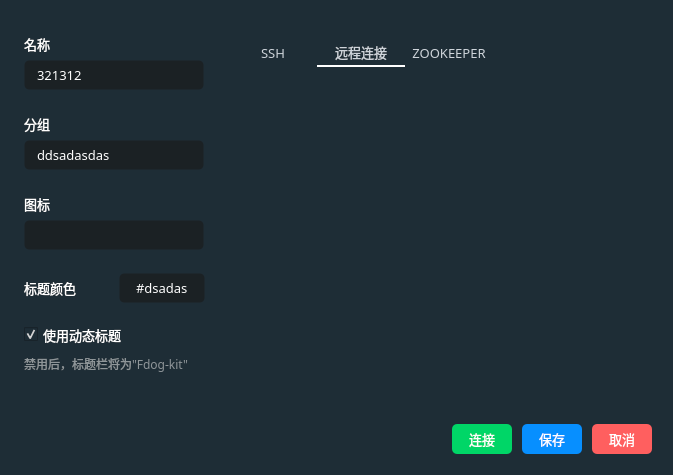
HuaGouFdog/Fdog-Kit, file createconnect.ui: the form before one commit.
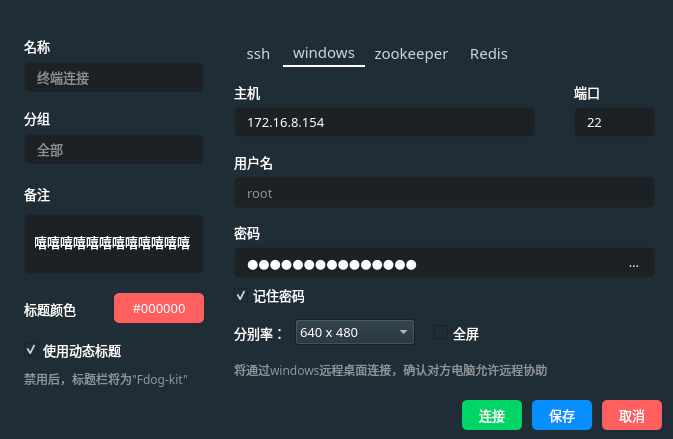
The form after the commit. The open tabs and pages were chosen to show the change. Icons and pictures are not drawn.

```diff
--- a/createconnect.ui
+++ b/createconnect.ui
@@ -7,7 +7,7 @@
     <x>0</x>
     <y>0</y>
     <width>673</width>
-    <height>475</height>
+    <height>439</height>
    </rect>
   </property>
   <property name="sizePolicy">
@@ -19,13 +19,13 @@
   <property name="minimumSize">
    <size>
     <width>673</width>
-    <height>475</height>
+    <height>430</height>
    </size>
   </property>
   <property name="maximumSize">
    <size>
-    <width>673</width>
-    <height>475</height>
+    <width>16777215</width>
+    <height>16777215</height>
    </size>
   </property>
   <property name="font">
@@ -558,9 +558,9 @@
    <property name="geometry">
     <rect>
      <x>0</x>
-     <y>390</y>
-     <width>691</width>
-     <height>81</height>
+     <y>400</y>
+     <width>701</width>
+     <height>31</height>
     </rect>
    </property>
    <property name="styleSheet">
@@ -575,13 +575,13 @@
      <number>9</number>
     </property>
     <property name="topMargin">
-     <number>20</number>
+     <number>0</number>
     </property>
     <property name="rightMargin">
      <number>9</number>
     </property>
     <property name="bottomMargin">
-     <number>3</number>
+     <number>0</number>
     </property>
     <item>
      <spacer name="widget_bottom_horizontalSpacer_left">
@@ -769,12 +769,12 @@
      <x>0</x>
      <y>0</y>
      <width>681</width>
-     <height>410</height>
+     <height>391</height>
     </rect>
    </property>
    <layout class="QHBoxLayout" name="horizontalLayout_6">
     <property name="spacing">
-     <number>15</number>
+     <number>20</number>
     </property>
     <property name="leftMargin">
      <number>15</number>
@@ -801,7 +801,7 @@
       </property>
       <layout class="QVBoxLayout" name="verticalLayout_3">
        <property name="spacing">
-        <number>20</number>
+        <number>10</number>
        </property>
        <property name="leftMargin">
         <number>9</number>
@@ -812,6 +812,9 @@
        <property name="rightMargin">
         <number>1</number>
        </property>
+       <property name="bottomMargin">
+        <number>0</number>
+       </property>
        <item>
         <widget class="QWidget" name="verticalWidget" native="true">
          <property name="minimumSize">
@@ -898,10 +901,13 @@
 padding-right:10px;</string>
             </property>
             <property name="text">
-             <string>321312</string>
+             <string/>
             </property>
             <property name="cursorPosition">
-             <number>6</number>
+             <number>0</number>
+            </property>
+            <property name="placeholderText">
+             <string>终端连接</string>
             </property>
            </widget>
           </item>
@@ -994,7 +1000,10 @@
 padding-right:10px;</string>
             </property>
             <property name="text">
-             <string>ddsadasdas</string>
+             <string/>
+            </property>
+            <property name="placeholderText">
+             <string>全部</string>
             </property>
            </widget>
           </item>
@@ -1006,13 +1015,13 @@
          <property name="minimumSize">
           <size>
            <width>180</width>
-           <height>60</height>
+           <height>100</height>
           </size>
          </property>
          <property name="maximumSize">
           <size>
            <width>180</width>
-           <height>60</height>
+           <height>100</height>
           </size>
          </property>
          <property name="styleSheet">
@@ -1055,7 +1064,7 @@
              </font>
             </property>
             <property name="text">
-             <string>图标</string>
+             <string>备注</string>
             </property>
            </widget>
           </item>
@@ -1064,13 +1073,13 @@
             <property name="minimumSize">
              <size>
               <width>0</width>
-              <height>30</height>
+              <height>60</height>
              </size>
             </property>
             <property name="maximumSize">
              <size>
               <width>16777215</width>
-              <height>30</height>
+              <height>60</height>
              </size>
             </property>
             <property name="font">
@@ -1084,14 +1093,16 @@
 border: 1px solid rgba(255, 255, 255, 0);
 border-radius: 5px;
 padding-left:10px;
-padding-right:10px;
-</string>
+padding-right:10px;</string>
             </property>
             <property name="text">
-             <string/>
+             <string>嘻嘻嘻嘻嘻嘻嘻嘻嘻嘻嘻嘻嘻</string>
             </property>
-            <property name="cursorPosition">
-             <number>0</number>
+            <property name="alignment">
+             <set>Qt::AlignLeading|Qt::AlignLeft|Qt::AlignVCenter</set>
+            </property>
+            <property name="placeholderText">
+             <string>全部</string>
             </property>
            </widget>
           </item>
@@ -1099,7 +1110,7 @@
         </widget>
        </item>
        <item>
-        <widget class="QWidget" name="horizontalWidget" native="true">
+        <widget class="QWidget" name="widget_color" native="true">
          <property name="minimumSize">
           <size>
            <width>200</width>
@@ -1132,13 +1143,13 @@
            <widget class="QLabel" name="label_color">
             <property name="minimumSize">
              <size>
-              <width>90</width>
+              <width>85</width>
               <height>0</height>
              </size>
             </property>
             <property name="maximumSize">
              <size>
-              <width>90</width>
+              <width>85</width>
               <height>16777215</height>
              </size>
             </property>
@@ -1154,16 +1165,22 @@
            </widget>
           </item>
           <item>
-           <widget class="QLineEdit" name="lineEdit_color_data">
+           <widget class="QToolButton" name="widget_color_toolButton_color_data">
+            <property name="sizePolicy">
+             <sizepolicy hsizetype="Expanding" vsizetype="Expanding">
+              <horstretch>0</horstretch>
+              <verstretch>0</verstretch>
+             </sizepolicy>
+            </property>
             <property name="minimumSize">
              <size>
-              <width>86</width>
+              <width>90</width>
               <height>30</height>
              </size>
             </property>
             <property name="maximumSize">
              <size>
-              <width>86</width>
+              <width>90</width>
               <height>30</height>
              </size>
             </property>
@@ -1171,20 +1188,28 @@
              <font>
               <family>OPPOSans B</family>
               <pointsize>10</pointsize>
+              <stylestrategy>PreferAntialias</stylestrategy>
              </font>
             </property>
             <property name="styleSheet">
-             <string notr="true">background-color: rgb(25, 25, 25, 155);
-border: 1px solid rgba(255, 255, 255, 0);
-border-radius: 5px;
-padding-left:10px;
-padding-right:10px;</string>
+             <string notr="true">QToolButton {
+	color: rgb(255, 255, 255);
+	background-color: rgb(255, 95, 95);
+	border-radius: 5px;
+}
+
+QToolButton::menu-indicator { 
+	image: None;
+}
+
+ 
+QToolButton:hover {
+	color: rgb(255, 255, 255);
+	background-color: rgb(255, 95, 95);
+}</string>
             </property>
             <property name="text">
-             <string>#dsadas</string>
-            </property>
-            <property name="alignment">
-             <set>Qt::AlignCenter</set>
+             <string>#000000</string>
             </property>
            </widget>
           </item>
@@ -1288,25 +1313,15 @@
          </layout>
         </widget>
        </item>
-       <item>
-        <spacer name="verticalSpacer">
-         <property name="orientation">
-          <enum>Qt::Vertical</enum>
-         </property>
-         <property name="sizeHint" stdset="0">
-          <size>
-           <width>20</width>
-           <height>40</height>
-          </size>
-         </property>
-        </spacer>
-       </item>
       </layout>
      </widget>
     </item>
     <item>
      <widget class="QWidget" name="widget_body_right" native="true">
       <layout class="QVBoxLayout" name="verticalLayout_4">
+       <property name="bottomMargin">
+        <number>0</number>
+       </property>
        <item>
         <widget class="QTabWidget" name="tabWidget">
          <property name="font">
@@ -1339,11 +1354,11 @@
 QTabBar::tab{
     background-color: rgb(108, 117, 125, 0);
 	/*font-family:Consolas; */   /*设置tab中的文本的字体*/
-	font-size:10pt;
+	font-size:11pt;
 	color:#ced4da;    /*设置tab中的文本的颜色*/
 	border-top-left-radius: 5px;    /*设置tab的边框的圆角（左上圆角）*/
 	border-top-right-radius: 5px;    /*设置tab的边框的圆角（右上圆角）*/
-	width:80px;
+	/*width:80px;*/
 	padding: 4px;
 	margin-right:0px;
 	margin-left: 0px;
@@ -1387,11 +1402,14 @@
 }</string>
          </property>
          <property name="currentIndex">
-          <number>0</number>
+          <number>1</number>
+         </property>
+         <property name="tabBarAutoHide">
+          <bool>false</bool>
          </property>
          <widget class="QWidget" name="tab">
           <attribute name="title">
-           <string>SSH</string>
+           <string>   ssh   </string>
           </attribute>
           <widget class="QLineEdit" name="lineEdit_host_ssh_data">
            <property name="geometry">
@@ -1923,12 +1941,631 @@
          </widget>
          <widget class="QWidget" name="tab_2">
           <attribute name="title">
-           <string>远程连接</string>
+           <string>   windows   </string>
           </attribute>
+          <widget class="QLineEdit" name="lineEdit_port_ssh_data_3">
+           <property name="geometry">
+            <rect>
+             <x>340</x>
+             <y>40</y>
+             <width>81</width>
+             <height>30</height>
+            </rect>
+           </property>
+           <property name="minimumSize">
+            <size>
+             <width>0</width>
+             <height>30</height>
+            </size>
+           </property>
+           <property name="font">
+            <font>
+             <family>OPPOSans B</family>
+             <pointsize>10</pointsize>
+            </font>
+           </property>
+           <property name="styleSheet">
+            <string notr="true">background-color: rgb(25, 25, 25, 155);
+border: 1px solid rgba(255, 255, 255, 0);
+border-radius: 5px;
+padding-left:10px;
+padding-right:10px;</string>
+           </property>
+           <property name="text">
+            <string>22</string>
+           </property>
+           <property name="placeholderText">
+            <string>22</string>
+           </property>
+          </widget>
+          <widget class="QLabel" name="label_port_ssh_3">
+           <property name="geometry">
+            <rect>
+             <x>340</x>
+             <y>10</y>
+             <width>39</width>
+             <height>30</height>
+            </rect>
+           </property>
+           <property name="font">
+            <font>
+             <family>OPPOSans B</family>
+             <pointsize>10</pointsize>
+            </font>
+           </property>
+           <property name="text">
+            <string>端口</string>
+           </property>
+          </widget>
+          <widget class="QLineEdit" name="lineEdit_host_ssh_data_3">
+           <property name="geometry">
+            <rect>
+             <x>0</x>
+             <y>40</y>
+             <width>301</width>
+             <height>30</height>
+            </rect>
+           </property>
+           <property name="minimumSize">
+            <size>
+             <width>0</width>
+             <height>30</height>
+            </size>
+           </property>
+           <property name="font">
+            <font>
+             <family>OPPOSans B</family>
+             <pointsize>10</pointsize>
+            </font>
+           </property>
+           <property name="styleSheet">
+            <string notr="true">background-color: rgb(25, 25, 25, 155);
+border: 1px solid rgba(255, 255, 255, 0);
+border-radius: 5px;
+padding-left:10px;
+padding-right:10px;</string>
+           </property>
+           <property name="text">
+            <string>172.16.8.154</string>
+           </property>
+           <property name="placeholderText">
+            <string>127.0.0.1</string>
+           </property>
+          </widget>
+          <widget class="QLabel" name="label_host_ssh_3">
+           <property name="geometry">
+            <rect>
+             <x>0</x>
+             <y>10</y>
+             <width>39</width>
+             <height>30</height>
+            </rect>
+           </property>
+           <property name="font">
+            <font>
+             <family>OPPOSans B</family>
+             <pointsize>10</pointsize>
+            </font>
+           </property>
+           <property name="text">
+            <string>主机</string>
+           </property>
+          </widget>
+          <widget class="QToolButton" name="tab_passowrd_toolButton_show_2">
+           <property name="geometry">
+            <rect>
+             <x>380</x>
+             <y>180</y>
+             <width>40</width>
+             <height>30</height>
+            </rect>
+           </property>
+           <property name="sizePolicy">
+            <sizepolicy hsizetype="Expanding" vsizetype="Expanding">
+             <horstretch>0</horstretch>
+             <verstretch>0</verstretch>
+            </sizepolicy>
+           </property>
+           <property name="minimumSize">
+            <size>
+             <width>30</width>
+             <height>30</height>
+            </size>
+           </property>
+           <property name="maximumSize">
+            <size>
+             <width>40</width>
+             <height>30</height>
+            </size>
+           </property>
+           <property name="font">
+            <font>
+             <family>OPPOSans B</family>
+             <pointsize>10</pointsize>
+             <stylestrategy>PreferAntialias</stylestrategy>
+            </font>
+           </property>
+           <property name="styleSheet">
+            <string notr="true">QToolButton {
+background-color: rgba(25, 25, 25,0);
+border: 1px solid rgba(255, 255, 255, 0);
+border-radius: 5px;
+padding-left:10px;
+padding-right:10px;
+}
+
+QToolButton::menu-indicator { 
+	image: None;
+}
+
+ 
+QToolButton:hover {
+background-color: rgba(25, 25, 25,0);
+border: 1px solid rgba(255, 255, 255, 0);
+border-radius: 5px;
+padding-left:10px;
+padding-right:10px;
+}</string>
+           </property>
+           <property name="text">
+            <string>取消</string>
+           </property>
+           <property name="icon">
+            <iconset resource="lib.qrc">
+             <normaloff>:/lib/eye2.png</normaloff>:/lib/eye2.png</iconset>
+           </property>
+           <property name="iconSize">
+            <size>
+             <width>14</width>
+             <height>14</height>
+            </size>
+           </property>
+          </widget>
+          <widget class="QLineEdit" name="lineEdit_user_ssh_data_2">
+           <property name="geometry">
+            <rect>
+             <x>0</x>
+             <y>110</y>
+             <width>421</width>
+             <height>31</height>
+            </rect>
+           </property>
+           <property name="minimumSize">
+            <size>
+             <width>0</width>
+             <height>30</height>
+            </size>
+           </property>
+           <property name="font">
+            <font>
+             <family>OPPOSans B</family>
+             <pointsize>10</pointsize>
+            </font>
+           </property>
+           <property name="styleSheet">
+            <string notr="true">background-color: rgb(25, 25, 25, 155);
+border: 1px solid rgba(255, 255, 255, 0);
+border-radius: 5px;
+padding-left:10px;
+padding-right:10px;</string>
+           </property>
+           <property name="text">
+            <string/>
+           </property>
+           <property name="placeholderText">
+            <string>root</string>
+           </property>
+          </widget>
+          <widget class="QCheckBox" name="tab_passowrd_checkBox_remember_password_2">
+           <property name="geometry">
+            <rect>
+             <x>0</x>
+             <y>220</y>
+             <width>71</width>
+             <height>16</height>
+            </rect>
+           </property>
+           <property name="font">
+            <font>
+             <family>OPPOSans B</family>
+             <pointsize>10</pointsize>
+             <stylestrategy>PreferAntialias</stylestrategy>
+            </font>
+           </property>
+           <property name="text">
+            <string>记住密码</string>
+           </property>
+           <property name="checked">
+            <bool>true</bool>
+           </property>
+          </widget>
+          <widget class="QLineEdit" name="tab_passowrd_lineEdit_password_data_2">
+           <property name="geometry">
+            <rect>
+             <x>0</x>
+             <y>180</y>
+             <width>421</width>
+             <height>31</height>
+            </rect>
+           </property>
+           <property name="minimumSize">
+            <size>
+             <width>0</width>
+             <height>30</height>
+            </size>
+           </property>
+           <property name="font">
+            <font>
+             <family>OPPOSans B</family>
+             <pointsize>10</pointsize>
+            </font>
+           </property>
+           <property name="styleSheet">
+            <string notr="true">background-color: rgb(25, 25, 25, 155);
+border: 1px solid rgba(255, 255, 255, 0);
+border-radius: 5px;
+padding-left:10px;
+padding-right:10px;</string>
+           </property>
+           <property name="text">
+            <string>Linkdood@123456</string>
+           </property>
+           <property name="echoMode">
+            <enum>QLineEdit::Password</enum>
+           </property>
+          </widget>
+          <widget class="QLabel" name="label_user_ssh_2">
+           <property name="geometry">
+            <rect>
+             <x>0</x>
+             <y>80</y>
+             <width>39</width>
+             <height>30</height>
+            </rect>
+           </property>
+           <property name="font">
+            <font>
+             <family>OPPOSans B</family>
+             <pointsize>10</pointsize>
+            </font>
+           </property>
+           <property name="text">
+            <string>用户名</string>
+           </property>
+          </widget>
+          <widget class="QLabel" name="tab_passowrd_label_password_2">
+           <property name="geometry">
+            <rect>
+             <x>0</x>
+             <y>150</y>
+             <width>39</width>
+             <height>30</height>
+            </rect>
+           </property>
+           <property name="font">
+            <font>
+             <family>OPPOSans B</family>
+             <pointsize>10</pointsize>
+            </font>
+           </property>
+           <property name="text">
+            <string>密码</string>
+           </property>
+          </widget>
+          <widget class="QWidget" name="horizontalLayoutWidget">
+           <property name="geometry">
+            <rect>
+             <x>0</x>
+             <y>250</y>
+             <width>181</width>
+             <height>31</height>
+            </rect>
+           </property>
+           <layout class="QHBoxLayout" name="horizontalLayout_4">
+            <item>
+             <widget class="QLabel" name="tab_passowrd_label_password_3">
+              <property name="font">
+               <font>
+                <family>OPPOSans B</family>
+                <pointsize>10</pointsize>
+               </font>
+              </property>
+              <property name="text">
+               <string>分别率：</string>
+              </property>
+             </widget>
+            </item>
+            <item>
+             <widget class="QComboBox" name="comboBox">
+              <property name="minimumSize">
+               <size>
+                <width>120</width>
+                <height>26</height>
+               </size>
+              </property>
+              <property name="maximumSize">
+               <size>
+                <width>120</width>
+                <height>26</height>
+               </size>
+              </property>
+              <property name="font">
+               <font>
+                <family>OPPOSans B</family>
+                <pointsize>10</pointsize>
+                <stylestrategy>PreferAntialias</stylestrategy>
+               </font>
+              </property>
+              <item>
+               <property name="text">
+                <string>640 x 480</string>
+               </property>
+              </item>
+              <item>
+               <property name="text">
+                <string>800 x 600</string>
+               </property>
+              </item>
+              <item>
+               <property name="text">
+                <string>1024 x 768</string>
+               </property>
+              </item>
+              <item>
+               <property name="text">
+                <string>1280 x 1024</string>
+               </property>
+              </item>
+              <item>
+               <property name="text">
+                <string>1600 x 1200</string>
+               </property>
+              </item>
+              <item>
+               <property name="text">
+                <string>1920 x 1080</string>
+               </property>
+              </item>
+              <item>
+               <property name="text">
+                <string>1920 x 1020</string>
+               </property>
+              </item>
+              <item>
+               <property name="text">
+                <string>1560 x 1440</string>
+               </property>
+              </item>
+              <item>
+               <property name="text">
+                <string>自定义</string>
+               </property>
+              </item>
+             </widget>
+            </item>
+           </layout>
+          </widget>
+          <widget class="QCheckBox" name="tab_passowrd_checkBox_remember_password_3">
+           <property name="geometry">
+            <rect>
+             <x>200</x>
+             <y>250</y>
+             <width>49</width>
+             <height>31</height>
+            </rect>
+           </property>
+           <property name="font">
+            <font>
+             <family>OPPOSans B</family>
+             <pointsize>10</pointsize>
+             <stylestrategy>PreferAntialias</stylestrategy>
+            </font>
+           </property>
+           <property name="text">
+            <string>全屏</string>
+           </property>
+           <property name="checked">
+            <bool>false</bool>
+           </property>
+          </widget>
+          <widget class="QLabel" name="widget_dynamic_title_label_3">
+           <property name="geometry">
+            <rect>
+             <x>0</x>
+             <y>290</y>
+             <width>400</width>
+             <height>25</height>
+            </rect>
+           </property>
+           <property name="minimumSize">
+            <size>
+             <width>100</width>
+             <height>25</height>
+            </size>
+           </property>
+           <property name="maximumSize">
+            <size>
+             <width>400</width>
+             <height>16777215</height>
+            </size>
+           </property>
+           <property name="font">
+            <font>
+             <family>OPPOSans B</family>
+             <pointsize>9</pointsize>
+            </font>
+           </property>
+           <property name="styleSheet">
+            <string notr="true">color: rgba(223, 223, 223, 150);</string>
+           </property>
+           <property name="text">
+            <string>将通过windows远程桌面连接，确认对方电脑允许远程协助</string>
+           </property>
+          </widget>
+          <zorder>lineEdit_port_ssh_data_3</zorder>
+          <zorder>label_port_ssh_3</zorder>
+          <zorder>lineEdit_host_ssh_data_3</zorder>
+          <zorder>label_host_ssh_3</zorder>
+          <zorder>lineEdit_user_ssh_data_2</zorder>
+          <zorder>tab_passowrd_checkBox_remember_password_2</zorder>
+          <zorder>tab_passowrd_lineEdit_password_data_2</zorder>
+          <zorder>label_user_ssh_2</zorder>
+          <zorder>tab_passowrd_label_password_2</zorder>
+          <zorder>tab_passowrd_toolButton_show_2</zorder>
+          <zorder>horizontalLayoutWidget</zorder>
+          <zorder>tab_passowrd_checkBox_remember_password_3</zorder>
+          <zorder>widget_dynamic_title_label_3</zorder>
          </widget>
          <widget class="QWidget" name="tab_3">
           <attribute name="title">
-           <string>ZOOKEEPER</string>
+           <string>   zookeeper   </string>
+          </attribute>
+          <widget class="QLineEdit" name="lineEdit_port_ssh_data_2">
+           <property name="geometry">
+            <rect>
+             <x>340</x>
+             <y>40</y>
+             <width>81</width>
+             <height>30</height>
+            </rect>
+           </property>
+           <property name="minimumSize">
+            <size>
+             <width>0</width>
+             <height>30</height>
+            </size>
+           </property>
+           <property name="font">
+            <font>
+             <family>OPPOSans B</family>
+             <pointsize>10</pointsize>
+            </font>
+           </property>
+           <property name="styleSheet">
+            <string notr="true">background-color: rgb(25, 25, 25, 155);
+border: 1px solid rgba(255, 255, 255, 0);
+border-radius: 5px;
+padding-left:10px;
+padding-right:10px;</string>
+           </property>
+           <property name="text">
+            <string>11100</string>
+           </property>
+           <property name="placeholderText">
+            <string>22</string>
+           </property>
+          </widget>
+          <widget class="QLabel" name="label_port_ssh_2">
+           <property name="geometry">
+            <rect>
+             <x>340</x>
+             <y>10</y>
+             <width>39</width>
+             <height>30</height>
+            </rect>
+           </property>
+           <property name="font">
+            <font>
+             <family>OPPOSans B</family>
+             <pointsize>10</pointsize>
+            </font>
+           </property>
+           <property name="text">
+            <string>端口</string>
+           </property>
+          </widget>
+          <widget class="QLineEdit" name="lineEdit_host_ssh_data_2">
+           <property name="geometry">
+            <rect>
+             <x>0</x>
+             <y>40</y>
+             <width>301</width>
+             <height>30</height>
+            </rect>
+           </property>
+           <property name="minimumSize">
+            <size>
+             <width>0</width>
+             <height>30</height>
+            </size>
+           </property>
+           <property name="font">
+            <font>
+             <family>OPPOSans B</family>
+             <pointsize>10</pointsize>
+            </font>
+           </property>
+           <property name="styleSheet">
+            <string notr="true">background-color: rgb(25, 25, 25, 155);
+border: 1px solid rgba(255, 255, 255, 0);
+border-radius: 5px;
+padding-left:10px;
+padding-right:10px;</string>
+           </property>
+           <property name="text">
+            <string>172.16.8.153</string>
+           </property>
+           <property name="placeholderText">
+            <string>127.0.0.1</string>
+           </property>
+          </widget>
+          <widget class="QLabel" name="label_host_ssh_2">
+           <property name="geometry">
+            <rect>
+             <x>0</x>
+             <y>10</y>
+             <width>39</width>
+             <height>30</height>
+            </rect>
+           </property>
+           <property name="font">
+            <font>
+             <family>OPPOSans B</family>
+             <pointsize>10</pointsize>
+            </font>
+           </property>
+           <property name="text">
+            <string>主机</string>
+           </property>
+          </widget>
+          <widget class="QLabel" name="widget_dynamic_title_label_2">
+           <property name="geometry">
+            <rect>
+             <x>0</x>
+             <y>90</y>
+             <width>300</width>
+             <height>25</height>
+            </rect>
+           </property>
+           <property name="minimumSize">
+            <size>
+             <width>100</width>
+             <height>25</height>
+            </size>
+           </property>
+           <property name="maximumSize">
+            <size>
+             <width>300</width>
+             <height>16777215</height>
+            </size>
+           </property>
+           <property name="font">
+            <font>
+             <family>OPPOSans B</family>
+             <pointsize>9</pointsize>
+            </font>
+           </property>
+           <property name="styleSheet">
+            <string notr="true">color: rgba(223, 223, 223, 150);</string>
+           </property>
+           <property name="text">
+            <string>将创建可视化zk信息界面，进行快速便捷的增删改查</string>
+           </property>
+          </widget>
+         </widget>
+         <widget class="QWidget" name="tab_4">
+          <attribute name="title">
+           <string>   Redis   </string>
           </attribute>
          </widget>
         </widget>
```
Left out of the diff: 228 changed lines with no effect on the pictures.
